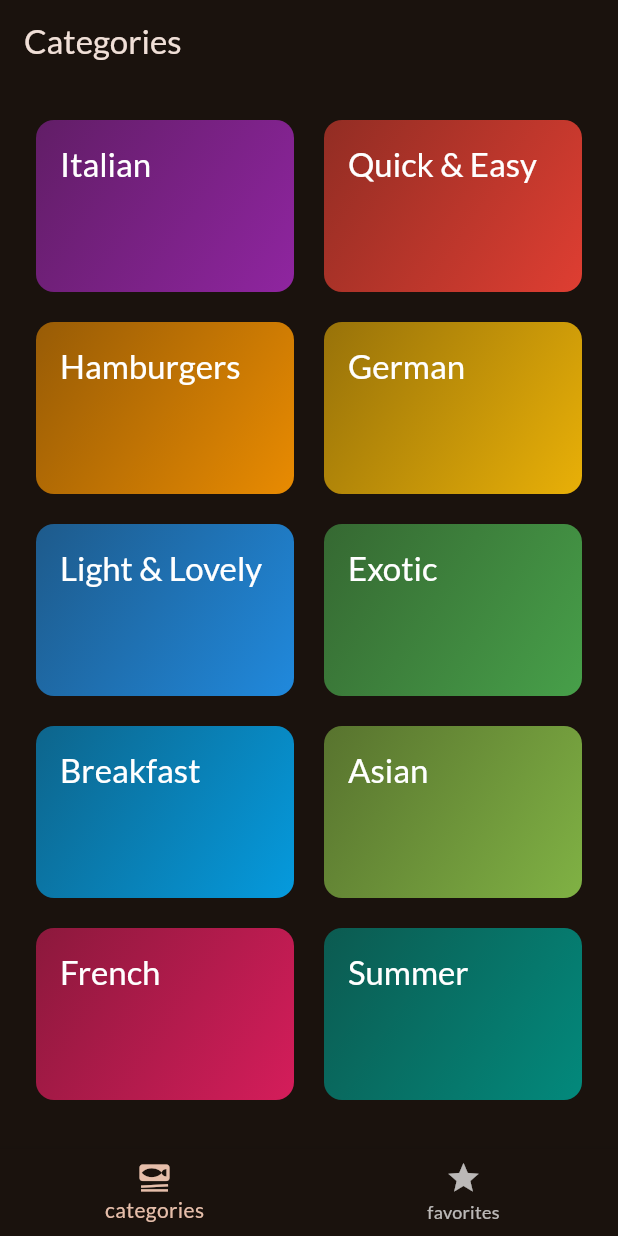
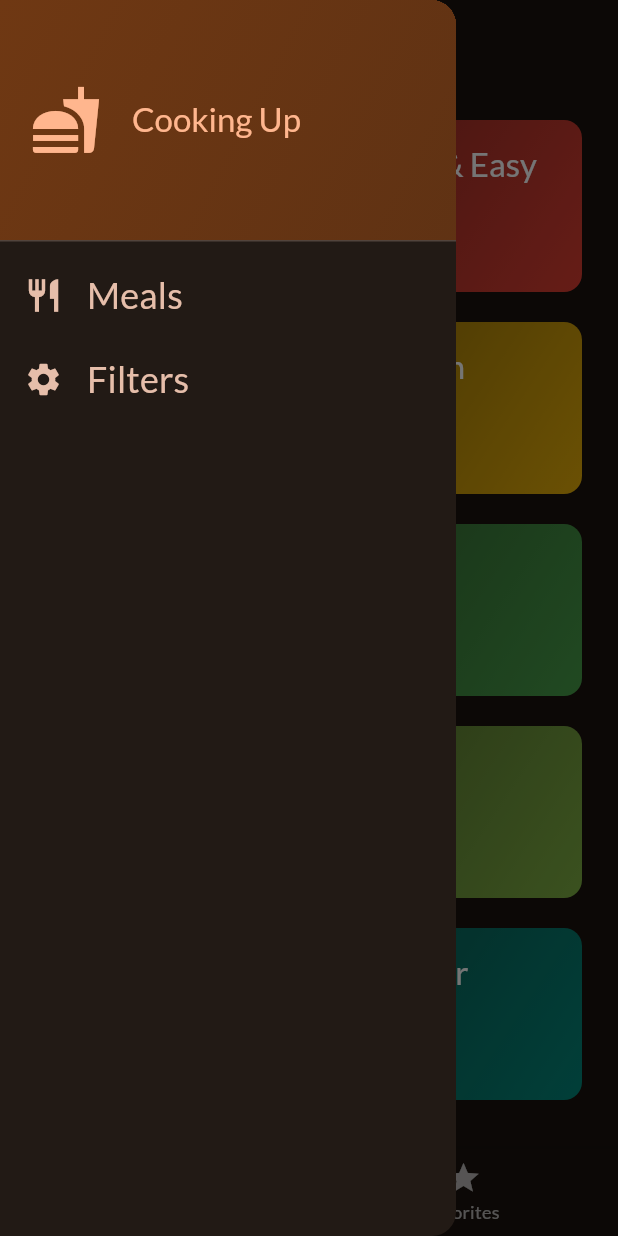
Before and after one commit to shreyas-codes25/meals_app, a Flutter app: the screen it shows after launch, with the side drawer open (before the commit the screen has no drawer), on a phone screen of 412 x 824 dp. Run offline on Flutter 3.47's test engine with Material 3 defaults, Android fonts, the phone set to English and light mode, and no system bars; our stand-ins replace google_fonts, transparent_image.

Commit message:
filters screen work in progress ,sided drawer added, favorites screen working , every meal item has a favorite button which can add to the items to the favorites list. snackbar will be shown when the fav button is clicked

```diff
--- a/lib/screens/screen_categories.dart
+++ b/lib/screens/screen_categories.dart
@@ -6,13 +6,13 @@ import 'package:meals_app/screens/screen_meals.dart';
 import 'package:meals_app/widgets/category_grid_item.dart';
 
 class CategoriesScreen extends StatelessWidget {
-  const CategoriesScreen({super.key});
-
+  const CategoriesScreen({required this.onTogFav,super.key});
+  final void Function(Meal meal) onTogFav;
   void _selectCategory(BuildContext context,CategoryModel catogory) {
     List<Meal> availableCategories =    dummyMeals.where((meals)=>meals.categories.contains(catogory.id)).toList();
     Navigator.of(context).push(MaterialPageRoute(
         builder: (ctx) =>
-            MealsScreen(title: catogory.title, availableMeals: availableCategories)));
+            MealsScreen(onTogFav: onTogFav,title: catogory.title, availableMeals: availableCategories)));
   }
 
   @override
--- a/lib/screens/tabs.dart
+++ b/lib/screens/tabs.dart
@@ -1,9 +1,12 @@
-import 'package:flutter/cupertino.dart';
+
 import 'package:flutter/material.dart';
+import 'package:meals_app/models/meal_model.dart';
 import 'package:meals_app/screens/screen_categories.dart';
 import 'package:meals_app/screens/screen_meals.dart';
+import 'package:meals_app/widgets/main_drawer.dart';
 
-import '../data/dummy_data.dart';
+
+
 class TabsScreen extends StatefulWidget {
   const TabsScreen({super.key});
 
@@ -12,34 +15,74 @@ class TabsScreen extends StatefulWidget {
 }
 
 class _TabsScreenState extends State<TabsScreen> {
+  final List<Meal> _favMeals = [];
 
-  int _sltpageindex =0;
-  void _sltpage(int index){
+  void _showInfoMessage(String message) {
+    ScaffoldMessenger.of(context).clearSnackBars();
+    ScaffoldMessenger.of(context).showSnackBar(
+      SnackBar(
+        content: Text(message),
+      ),
+    );
+  }
+
+  void _togFavMeals(Meal meal) {
+    final isexisting = _favMeals.contains(meal);
+    if (isexisting) {
+      setState(() {
+        _favMeals.remove(meal);
+      });
+      _showInfoMessage("removed from favorites");
+    } else {
+      setState(() {
+        _favMeals.add(meal);
+      });
+      _showInfoMessage("added to favorites");
+    }
+  }
+
+  int _sltpageindex = 0;
+  void _sltpage(int index) {
     setState(() {
       _sltpageindex = index;
     });
   }
 
+  void _setScreen(String identifier) {
+
+    if (identifier == "filters") {
+
+    }else{
+      Navigator.of(context).pop();
+    }
+  }
+
   @override
   Widget build(BuildContext context) {
-    Widget activePage = const CategoriesScreen();
+    Widget activePage = CategoriesScreen(
+      onTogFav: _togFavMeals,
+    );
     var activePageTitle = "Categories";
-    if (_sltpageindex == 1){
-      activePage = MealsScreen( availableMeals: dummyMeals);
+    if (_sltpageindex == 1) {
+      activePage =
+          MealsScreen(onTogFav: _togFavMeals, availableMeals: _favMeals);
       activePageTitle = "Favorites";
-
     }
     return Scaffold(
       appBar: AppBar(
-        title:Text(activePageTitle),
+        title: Text(activePageTitle),
+      ),
+      drawer: MainDrawer(
+        onSltScreen: _setScreen,
       ),
       body: activePage,
       bottomNavigationBar: BottomNavigationBar(
         currentIndex: _sltpageindex,
-        onTap:_sltpage,
-        items: [
-          BottomNavigationBarItem(icon: Icon(Icons.set_meal),label: "categories"),
-          BottomNavigationBarItem(icon: Icon(Icons.star),label: "favorites")
+        onTap: _sltpage,
+        items: const [
+          BottomNavigationBarItem(
+              icon: Icon(Icons.set_meal), label: "categories"),
+          BottomNavigationBarItem(icon: Icon(Icons.star), label: "favorites")
         ],
       ),
     );
--- /dev/null
+++ b/lib/widgets/main_drawer.dart
@@ -0,0 +1,65 @@
+import 'package:flutter/material.dart';
+
+class MainDrawer extends StatelessWidget {
+  const MainDrawer({required this.onSltScreen,super.key});
+
+  final void Function(String id) onSltScreen;
+
+  @override
+  Widget build(BuildContext context) {
+    return Drawer(
+      child: Column(
+        children: [
+          DrawerHeader(
+            padding: const EdgeInsets.all(20),
+            decoration: BoxDecoration(
+                gradient: LinearGradient(colors: [
+              Theme.of(context).colorScheme.primaryContainer,
+              Theme.of(context).colorScheme.primaryContainer.withOpacity(0.8),
+            ], begin: Alignment.topLeft, end: Alignment.bottomRight)),
+            child: Row(
+              children: [
+                Icon(Icons.fastfood,
+                    size: 48, color: Theme.of(context).colorScheme.primary),
+                const SizedBox(
+                  width: 20,
+                ),
+                Text(
+                  "Cooking Up",
+                  style: Theme.of(context)
+                      .textTheme
+                      .titleLarge!
+                      .copyWith(color: Theme.of(context).colorScheme.primary),
+                )
+              ],
+            ),
+          ),
+          ListTile(
+            leading: Icon(Icons.restaurant, color: Theme.of(context).colorScheme.secondary,size: 26,),
+            title: Text(
+              "Meals",
+              style: Theme.of(context).textTheme.titleSmall!.copyWith(
+                  color: Theme.of(context).colorScheme.secondary, fontSize: 24),
+            ),
+            onTap: (){
+              onSltScreen("meals");
+
+            },
+          ),
+          ListTile(
+            leading: Icon(Icons.settings, color: Theme.of(context).colorScheme.secondary,size: 26,),
+            title: Text(
+              "Filters",
+              style: Theme.of(context).textTheme.titleSmall!.copyWith(
+                  color: Theme.of(context).colorScheme.secondary, fontSize: 24),
+            ),
+            onTap: (){
+              onSltScreen("filters");
+            },
+          ),
+
+        ],
+      ),
+    );
+  }
+}
```
Also changed, not shown: lib/screens/filters.dart (added, +51 -0 lines), lib/screens/meal_details.dart (+14 -4 lines), lib/screens/screen_meals.dart (+9 -6 lines).
